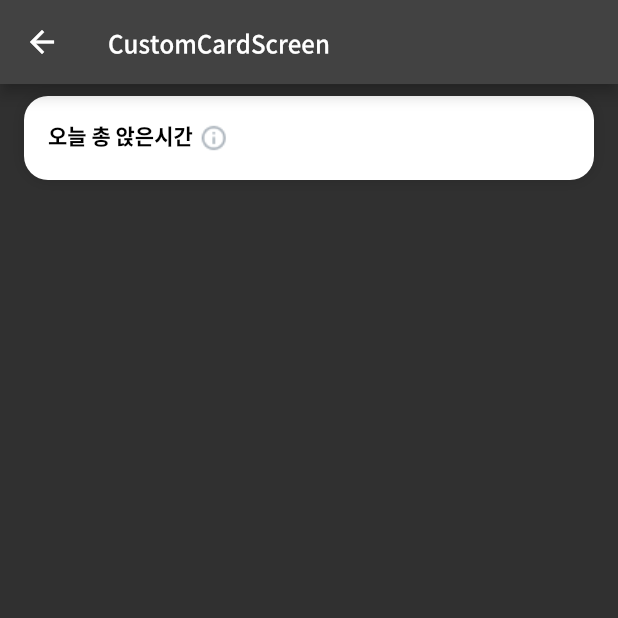
After one commit to seosh817/flutter-widgets, a Flutter app: the CustomCardScreen screen opened by its route, on a phone screen of 412 x 824 dp, the top half of it. The commit adds this screen. Run offline on Flutter 3.47's test engine with Material 2 defaults, Android fonts, the phone set to English and light mode, and no system bars.

Commit message:
custom card

```diff
--- a/lib/colors.dart
+++ b/lib/colors.dart
@@ -2,9 +2,10 @@
 import 'dart:ui';
 
 class AppColors {
+  static Color white = Color(0xffffffff);
+  static Color black = Color(0xff000000);
   static Color azul = Color(0xff214eee);
   static Color blueGrey = Color(0xff7f8795);
   static Color dark = Color(0xff1a1c20);
   static Color lightBlueGrey = Color(0xffc2c6cd);
-
 }
--- /dev/null
+++ b/lib/custom/custom_card_legacy.dart
@@ -0,0 +1,79 @@
+import 'package:flutter/material.dart';
+import 'package:flutter_widgets/colors.dart';
+import 'package:flutter_widgets/text_style.dart';
+
+class CustomCardLegacy extends StatefulWidget {
+  const CustomCardLegacy({required this.title, this.scoreText = '', this.scoreColor, this.onInfoClick, this.rightWidget, this.child});
+
+  final String title;
+  final String scoreText;
+  final Color? scoreColor;
+  final VoidCallback? onInfoClick;
+  final Widget? rightWidget;
+  final Widget? child;
+
+  @override
+  _CustomCardLegacyState createState() => _CustomCardLegacyState();
+}
+
+class _CustomCardLegacyState extends State<CustomCardLegacy> {
+  @override
+  Widget build(BuildContext context) {
+    return Padding(
+      padding: const EdgeInsets.symmetric(horizontal: 16.0, vertical: 8.0),
+      child: Container(
+        decoration: BoxDecoration(
+          color: AppColors.white,
+          borderRadius: BorderRadius.circular(16.0),
+          boxShadow: [
+            BoxShadow(
+              color: AppColors.black.withOpacity(0.15),
+              offset: const Offset(0, 0),
+              blurRadius: 8,
+              spreadRadius: 0,
+            ),
+          ],
+        ),
+        child: Padding(
+          padding: const EdgeInsets.symmetric(horizontal: 16.0),
+          child: Column(
+            crossAxisAlignment: CrossAxisAlignment.start,
+            children: [
+              const SizedBox(
+                height: 16.0,
+              ),
+              Row(
+                mainAxisSize: MainAxisSize.max,
+                crossAxisAlignment: CrossAxisAlignment.start,
+                children: [
+                  Text(
+                    widget.title,
+                    style: kNotoSansBold14.copyWith(
+                      color: AppColors.black,
+                    ),
+                  ),
+                  const SizedBox(width: 2.0,),
+                  Visibility(
+                    visible: widget.onInfoClick != null,
+                    child: IconButton(
+                      padding: EdgeInsets.zero,
+                      constraints: const BoxConstraints(),
+                      icon: Image.asset("images/ic_info_s.png"),
+                      onPressed: widget.onInfoClick,
+                    ),
+                  ),
+                  const Spacer(),
+                  widget.rightWidget != null ? widget.rightWidget! : Container(),
+                ],
+              ),
+              const SizedBox(
+                height: 16.0,
+              ),
+              widget.child != null ? widget.child! : Container(),
+            ],
+          ),
+        ),
+      ),
+    );
+  }
+}
--- a/lib/main.dart
+++ b/lib/main.dart
@@ -3,6 +3,7 @@ import 'package:flutter/material.dart';
 import 'package:flutter_widgets/screen/animated_container_screen.dart';
 import 'package:flutter_widgets/screen/animated_opacity_screen.dart';
 import 'package:flutter_widgets/screen/button_above_keyboard.dart';
+import 'package:flutter_widgets/screen/custom_card_screen.dart';
 import 'package:flutter_widgets/screen/drawer_screen.dart';
 import 'package:flutter_widgets/screen/first_screen.dart';
 import 'package:flutter_widgets/screen/second_screen.dart';
@@ -163,6 +164,15 @@ class HomeScreen extends StatelessWidget {
                       );
                     },
                   ),
+                  ListTile(
+                    title: Text('Card'),
+                    onTap: () {
+                      Navigator.pushNamed(
+                        context,
+                        CustomCardScreen.routeName
+                      );
+                    }
+                  )
                 ],
               ),
             )
@@ -177,4 +187,5 @@ final routes = {
   ButtonAboveKeyboardScreen.routeName: (context) => ButtonAboveKeyboardScreen(),
   HomeScreen.routeName: (context) => HomeScreen(),
   SecondScreen.routeName: (context) => SecondScreen(),
+  CustomCardScreen.routeName: (context) => CustomCardScreen(),
 };
--- /dev/null
+++ b/lib/screen/custom_card_screen.dart
@@ -0,0 +1,46 @@
+
+import 'package:flutter/material.dart';
+import 'package:flutter_widgets/text_style.dart';
+
+import '../custom/custom_card_legacy.dart';
+
+class CustomCardScreen extends StatefulWidget {
+  const CustomCardScreen({Key? key}) : super(key: key);
+
+
+  static const String routeName = "/custom_card_screen";
+
+  @override
+  _CustomCardScreenState createState() => _CustomCardScreenState();
+}
+
+class _CustomCardScreenState extends State<CustomCardScreen> {
+  @override
+  Widget build(BuildContext context) {
+    return Scaffold(
+      appBar: AppBar(
+        leading: IconButton(
+          onPressed: () {
+          },
+          icon: Icon(Icons.arrow_back),
+        ),
+        title: Text(
+          'CustomCardScreen',
+          style: kNotoSansMedium16.copyWith(color: Colors.white),
+        ),
+      ),
+      body: SafeArea(
+        child: Column(
+          children: [
+            CustomCardLegacy(
+                title: '오늘 총 앉은시간',
+                rightWidget: Text('abcde'),
+              onInfoClick: () {},
+            ),
+
+          ],
+        ),
+      ),
+    );
+  }
+}
--- a/lib/screen/snackbar_screen.dart
+++ b/lib/screen/snackbar_screen.dart
@@ -19,7 +19,7 @@ class _SnackBarState extends State<SnackBarScreen> {
               action: SnackBarAction(label: '취소', onPressed: () {},),
               );
               // ScaffoldMessenger.of(context).showSnackBar(snackBar);
-              Scaffold.of(context).showSnackBar(snackBar);
+              // Scaffold.of(context).showSnackBar(snackBar);
             },
             child: Text('Show SnackBar'),
           ),
--- a/lib/text_style.dart
+++ b/lib/text_style.dart
@@ -3,6 +3,10 @@ import 'package:flutter/material.dart';
 const TextStyle kNotoSansBold12 = TextStyle(fontFamily: 'NotoSans', fontWeight: FontWeight.w700, fontSize: 12);
 const TextStyle kNotoSansRegular12 = TextStyle(fontFamily: 'NotoSans', fontSize: 12);
 const TextStyle kNotoSansMedium12 = TextStyle(fontFamily: 'NotoSans', fontWeight: FontWeight.w500, fontSize: 12);
+
+const TextStyle kNotoSansBold14 = TextStyle(fontFamily: 'NotoSans', fontWeight: FontWeight.w700, fontSize: 14);
+const TextStyle kNotoSansRegular14 = TextStyle(fontFamily: 'NotoSans', fontSize: 14);
+const TextStyle kNotoSansMedium14 = TextStyle(fontFamily: 'NotoSans', fontWeight: FontWeight.w500, fontSize: 14);
 
 const TextStyle kNotoSansBold16 = TextStyle(fontFamily: 'NotoSans', fontWeight: FontWeight.w700, fontSize: 16);
 const TextStyle kNotoSansRegular16 = TextStyle(fontFamily: 'NotoSans', fontSize: 16);
```
Also changed, not shown: lib/custom/custom_card.dart (added, +75 -0 lines), images/ic_info_s.png (added), 2 other files.
